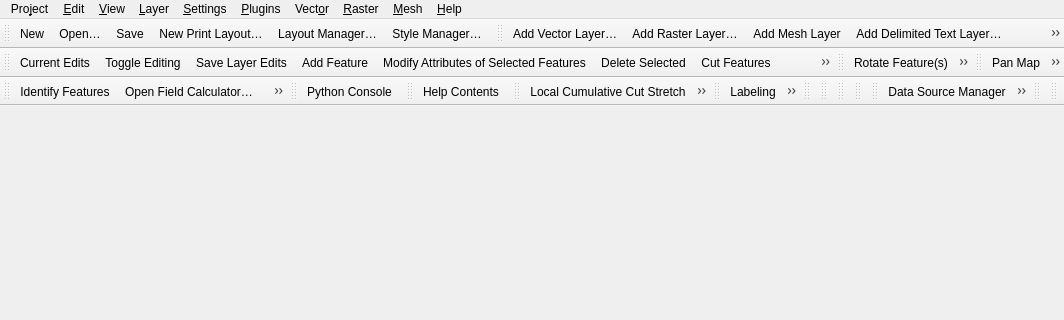
Before: the Qt Designer form src/ui/qgisapp.ui in qgis/QGIS, drawn with Qt 5; both pictures show x 0 to 1064 and y 0 to 320 of the 1064 by 506 pixel window.
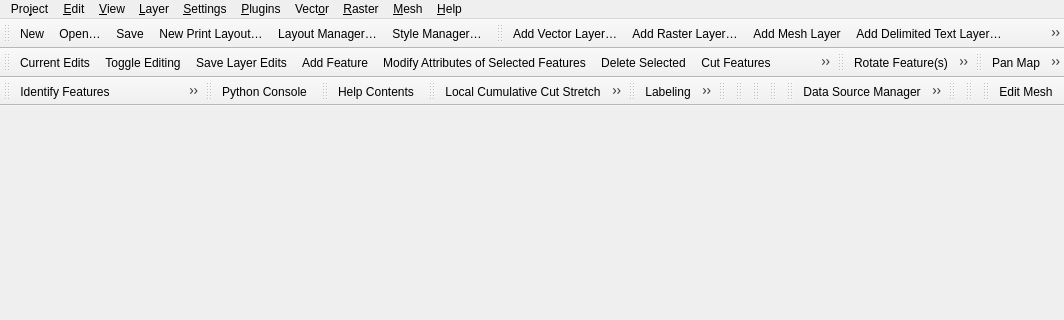
After: the same form once the commit is applied. Icons and pictures are not drawn.

Commit message: mesh edit map tool

```diff
--- a/src/ui/qgisapp.ui
+++ b/src/ui/qgisapp.ui
@@ -780,6 +780,18 @@
     <bool>false</bool>
    </attribute>
   </widget>
+  <widget class="QToolBar" name="mMeshToolBar">
+   <property name="windowTitle">
+    <string>toolBar</string>
+   </property>
+   <attribute name="toolBarArea">
+    <enum>TopToolBarArea</enum>
+   </attribute>
+   <attribute name="toolBarBreak">
+    <bool>false</bool>
+   </attribute>
+   <addaction name="mActionEditMesh"/>
+  </widget>
   <action name="mActionNewProject">
    <property name="icon">
     <iconset resource="../../images/images.qrc">
@@ -3562,6 +3574,18 @@
     <string>New Mesh Layer</string>
    </property>
   </action>
+  <action name="mActionEditMesh">
+   <property name="checkable">
+    <bool>true</bool>
+   </property>
+   <property name="icon">
+    <iconset resource="../../images/images.qrc">
+     <normaloff>:/images/themes/default/mActionMeshEditTool.svg</normaloff>:/images/themes/default/mActionMeshEditTool.svg</iconset>
+   </property>
+   <property name="text">
+    <string>Edit Mesh</string>
+   </property>
+  </action>
  </widget>
  <resources/>
  <connections/>
```
Left out of the diff: 5 changed lines with no effect on the pictures. The commit also changes 29 other files.
